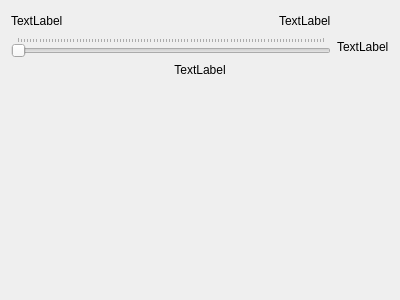
epcpower/st, file epyq/widgets/horizontalslider.ui: the form before one commit.
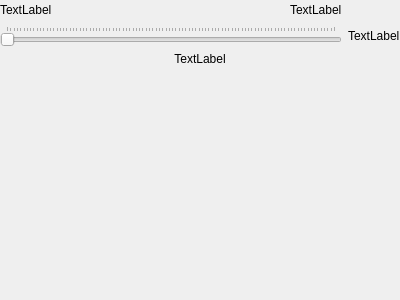
The form after the commit.

Commit message:
Set all layout margins in widgets to 0 to compact them
Ref T335

What changed in the file:
```diff
--- a/epyq/widgets/horizontalslider.ui
+++ b/epyq/widgets/horizontalslider.ui
@@ -20,8 +20,32 @@
    <string>Form</string>
   </property>
   <layout class="QVBoxLayout" name="verticalLayout">
+   <property name="leftMargin">
+    <number>0</number>
+   </property>
+   <property name="topMargin">
+    <number>0</number>
+   </property>
+   <property name="rightMargin">
+    <number>0</number>
+   </property>
+   <property name="bottomMargin">
+    <number>0</number>
+   </property>
    <item>
     <layout class="QGridLayout" name="gridLayout">
+     <property name="leftMargin">
+      <number>0</number>
+     </property>
+     <property name="topMargin">
+      <number>0</number>
+     </property>
+     <property name="rightMargin">
+      <number>0</number>
+     </property>
+     <property name="bottomMargin">
+      <number>0</number>
+     </property>
      <item row="1" column="0">
       <widget class="QSlider" name="value">
        <property name="orientation">
@@ -34,6 +58,18 @@
      </item>
      <item row="0" column="0">
       <layout class="QHBoxLayout" name="horizontalLayout">
+       <property name="leftMargin">
+        <number>0</number>
+       </property>
+       <property name="topMargin">
+        <number>0</number>
+       </property>
+       <property name="rightMargin">
+        <number>0</number>
+       </property>
+       <property name="bottomMargin">
+        <number>0</number>
+       </property>
        <item>
         <widget class="QLabel" name="min">
          <property name="text">
```
The commit also changes 10 other files.
